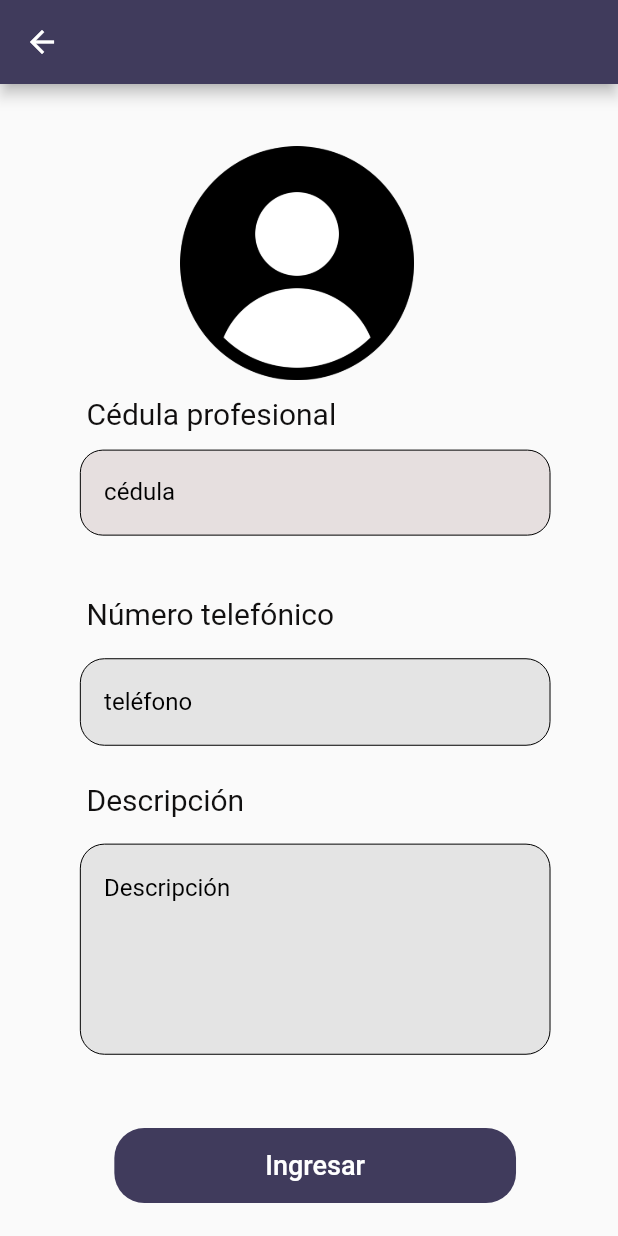
After one commit to LuisEduardoLopez33/food-management, a Flutter app: the Datos_nutriologo screen opened directly, on a phone screen of 412 x 824 dp. The commit adds this screen. Run offline on Flutter 3.47's test engine with Material 2 defaults, Android fonts, the phone set to English and light mode, and no system bars.

Commit message:
luis avance

```diff
--- a/lib/main.dart
+++ b/lib/main.dart
@@ -1,5 +1,6 @@
 import 'package:flutter/material.dart';
 import 'package:foot/screen/inicio.dart';
+
 
 void main() {
   runApp(const MyApp());
--- /dev/null
+++ b/lib/screen/datos_nutriologo.dart
@@ -0,0 +1,197 @@
+import 'package:flutter/material.dart';
+
+class Datos_nutriologo extends StatefulWidget {
+  Datos_nutriologo({Key? key}) : super(key: key);
+
+  @override
+  State<Datos_nutriologo> createState() => _Datos_nutriologoState();
+}
+
+class _Datos_nutriologoState extends State<Datos_nutriologo> {
+  final _cedula = TextEditingController();
+  final _numero = TextEditingController();
+  final _descripcion = TextEditingController();
+
+  bool isChecked = false;
+
+  @override
+  Widget build(BuildContext context) {
+    final Size size = MediaQuery.of(context).size;
+    return Scaffold(
+      appBar: AppBar(
+        title: const Text(""),
+        backgroundColor: Color.fromARGB(255, 64, 59, 92),
+        leading: IconButton(
+          onPressed: () => {Navigator.pop(context, true)},
+          color: Colors.white,
+          icon: const Icon(Icons.arrow_back),
+        ),
+      ),
+      body: SafeArea(
+        child:SizedBox(
+          child: Stack(
+            children: [
+              Positioned(
+                top: size.width * 0.04,
+                left: size.width * 0.17,
+                child:
+                Container(
+                  child: Image.asset('assets/images/persona.png'),
+                    height: size.width * 0.5,
+                    width: size.width * 0.5,
+                    padding: const EdgeInsets.only(left:50),
+
+                ),
+              ),
+               Positioned(
+                  top: size.width * 0.50,
+                  left: size.width * 0.14,
+                  child: const Padding(
+                    padding: EdgeInsets.only(top: 2),
+                    child: Text(
+                      "Cédula profesional",
+                      style: TextStyle(
+                          color: Color.fromARGB(255, 17, 15, 15),
+                          fontSize: 20,
+                          fontWeight: FontWeight.w400),
+                    ),
+                  ),
+                ),
+                Positioned(
+                  top: size.width * 0.59,
+                  left: size.width * 0.13,
+                  width: size.width * 0.76,
+                  height: size.width * 0.14,
+                  child: Padding(
+                    padding: const EdgeInsets.only(top: 1),
+                    child: Container(
+                      decoration: BoxDecoration(
+                          color: Color.fromARGB(255, 230, 223, 223),
+                          border: Border.all(width: 0),
+                          borderRadius:
+                              const BorderRadius.all(Radius.circular(15))),
+                      child: TextField(
+                        textAlign: TextAlign.center,
+                        controller: _cedula,
+                        decoration: const InputDecoration(
+                          fillColor: Colors.white,
+                          labelStyle: TextStyle(
+                            color: Color.fromARGB(255, 0, 0, 0),
+                          ),
+                          labelText: "    cédula",
+                           border:  InputBorder.none
+                        ),
+                      ),
+                    ),
+                  ),
+                ),
+                Positioned(
+                  top: size.width * 0.83,
+                  left: size.width * 0.14,
+                  child: const Text(
+                    "Número telefónico",
+                    style: TextStyle(
+                        color: Color.fromARGB(255, 17, 16, 16),
+                        fontSize: 20,
+                        fontWeight: FontWeight.w400),
+                  ),
+                ),
+                Positioned(
+                  top: size.width * 0.93,
+                  left: size.width * 0.13,
+                  width: size.width * 0.76,
+                  height: size.width * 0.14,
+                  child: Container(
+                    decoration: BoxDecoration(
+                        color: Color.fromARGB(255, 228, 228, 228),
+                        border: Border.all(width: 0),
+                        borderRadius:
+                            const BorderRadius.all(Radius.circular(16))
+
+                            ),
+                    child: TextField(
+                        textAlign: TextAlign.center,
+                        controller: _cedula,
+                        decoration: const InputDecoration(
+                          fillColor: Colors.white,
+                          labelStyle: TextStyle(
+                            color: Color.fromARGB(255, 0, 0, 0),
+                          ),
+                          labelText: "    teléfono",
+                           border:  InputBorder.none
+                        ),
+                      ),
+                  ),
+                ), Positioned(
+                  top: size.width * 1.13,
+                  left: size.width * 0.14,
+                  child: const Text(
+                    "Descripción",
+                    style: TextStyle(
+                        color: Color.fromARGB(255, 17, 16, 16),
+                        fontSize: 20,
+                        fontWeight: FontWeight.w400),
+                  ),
+                ),
+                  Positioned(
+                  top: size.width * 1.23,
+                  left: size.width * 0.13,
+                  width: size.width * 0.76,
+                  height: size.width * 0.34,
+                  child: Container(
+                    decoration: BoxDecoration(
+                        color: Color.fromARGB(255, 228, 228, 228),
+                        border: Border.all(width: 0),
+                        borderRadius:
+                            const BorderRadius.all(Radius.circular(16))
+
+                            ),
+                    child: TextField(
+                        textAlign: TextAlign.left,
+                        controller: _cedula,
+                        decoration: const InputDecoration(
+                          fillColor: Colors.white,
+                          labelStyle: TextStyle(
+                            color: Color.fromARGB(255, 0, 0, 0),
+                          ),
+                          labelText: "    Descripción",
+                          border:  InputBorder.none
+                        ),
+                      ),
+                  ),
+                ),
+                 Positioned(
+                    top: size.width * 1.68,
+                    left: size.width * 0.185,
+                    width: size.width * 0.65,
+                    height: size.width * 0.14,
+                    child: Center(
+                      child: TextButton(
+                          style: TextButton.styleFrom(
+                            shape: RoundedRectangleBorder(
+                                borderRadius: BorderRadius.circular(20.0)),
+                            minimumSize: const Size(350.0, 50.0),
+                            primary: Colors.white,
+                            backgroundColor: const Color.fromARGB(255, 64, 59, 92),
+                          ),
+                          onPressed: () {
+                            // Navigator.push(
+                            //     context,
+                            //     MaterialPageRoute(
+                            //         builder: (context) => Home()));
+                          },
+                          child: const Text(
+                            'Ingresar',
+                            style: TextStyle(
+                              fontSize: 18.0,
+                            ),
+                          )),
+                    )),
+            ],
+          ),
+
+        )
+      )
+    );
+  }
+}
```
Also changed, not shown: lib/screen/clientes.dart (added, +155 -0 lines), lib/screen/menu1.dart (added, +65 -0 lines), lib/screen/tipo_dieta.dart (added, +162 -0 lines), assets/images/1.jpeg (added), assets/images/2.jpeg (added), assets/images/3.jpeg (added), assets/images/persona.png (added), pubspec.lock.
